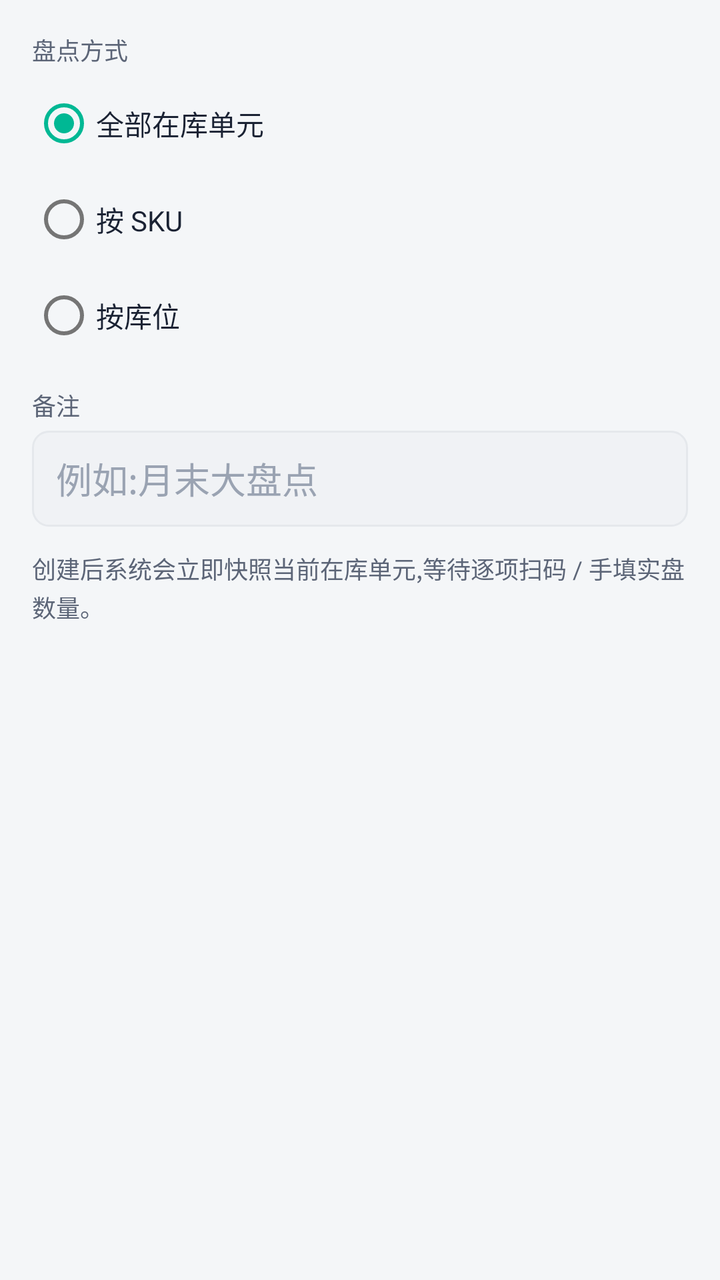
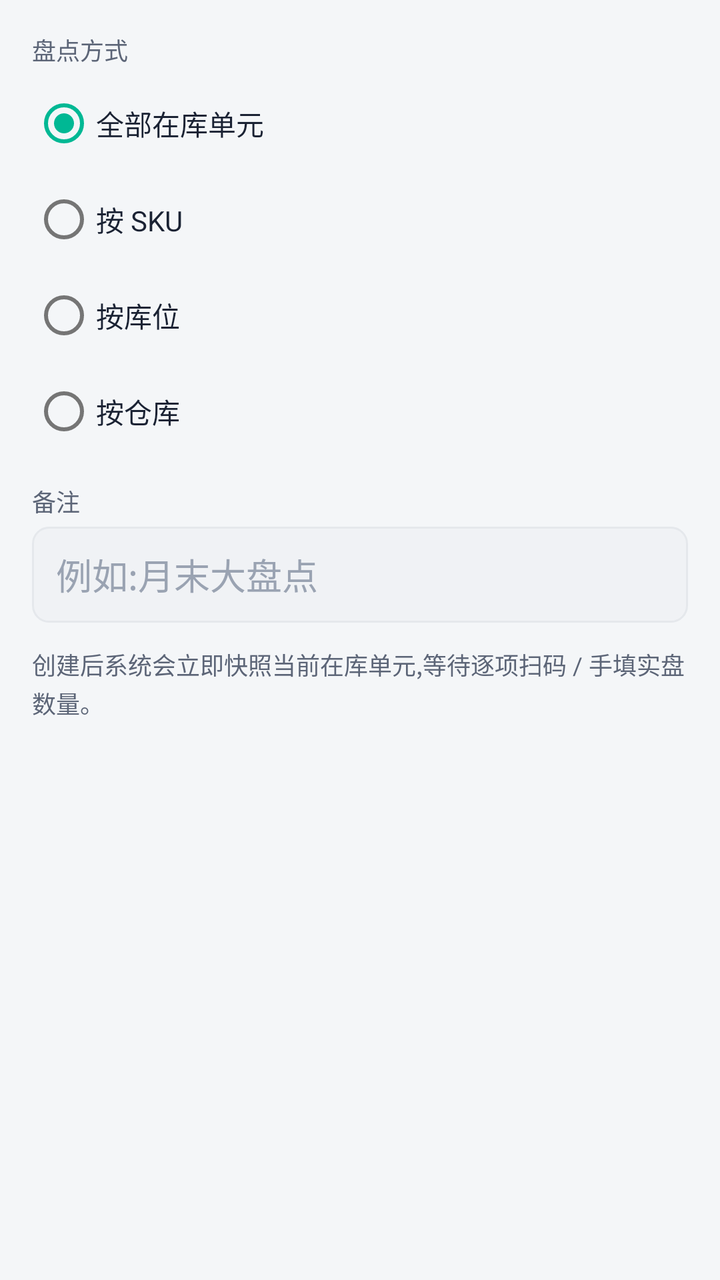

Compare the two renders of this Android layout. The source of the first and the diff that turns it into the second are given below.
<!-- AndroidManifest.xml: application theme Theme.SimpleWmsPda -->
<!-- res/layout/dialog_stocktake_new.xml -->
<?xml version="1.0" encoding="utf-8"?>
<LinearLayout xmlns:android="http://schemas.android.com/apk/res/android"
    android:layout_width="match_parent"
    android:layout_height="wrap_content"
    android:orientation="vertical"
    android:padding="@dimen/space_lg">

    <TextView
        android:layout_width="wrap_content"
        android:layout_height="wrap_content"
        android:text="@string/stocktake_scope"
        style="@style/Text.Caption" />

    <RadioGroup
        android:id="@+id/rg_scope"
        android:layout_width="match_parent"
        android:layout_height="wrap_content"
        android:layout_marginTop="@dimen/space_xs"
        android:orientation="vertical">

        <RadioButton
            android:id="@+id/rb_scope_all"
            android:layout_width="match_parent"
            android:layout_height="wrap_content"
            android:minHeight="@dimen/touch_min"
            android:checked="true"
            android:text="@string/stocktake_scope_all"
            android:textColor="@color/text_primary" />

        <RadioButton
            android:id="@+id/rb_scope_sku"
            android:layout_width="match_parent"
            android:layout_height="wrap_content"
            android:minHeight="@dimen/touch_min"
            android:text="@string/stocktake_scope_sku"
            android:textColor="@color/text_primary" />

        <RadioButton
            android:id="@+id/rb_scope_location"
            android:layout_width="match_parent"
            android:layout_height="wrap_content"
            android:minHeight="@dimen/touch_min"
            android:text="@string/stocktake_scope_location"
            android:textColor="@color/text_primary" />
    </RadioGroup>

    <TextView
        android:id="@+id/tv_keyword_label"
        android:layout_width="wrap_content"
        android:layout_height="wrap_content"
        android:layout_marginTop="@dimen/space_md"
        android:text="@string/stocktake_sku_label"
        android:visibility="gone"
        style="@style/Text.Caption" />

    <EditText
        android:id="@+id/et_keyword"
        android:layout_width="match_parent"
        android:layout_height="@dimen/touch_min"
        android:layout_marginTop="@dimen/space_xs"
        android:background="@drawable/bg_input"
        android:paddingStart="@dimen/space_md"
        android:paddingEnd="@dimen/space_md"
        android:hint="@string/stocktake_sku_hint"
        android:textColor="@color/text_primary"
        android:textColorHint="@color/text_hint"
        android:inputType="text"
        android:visibility="gone" />

    <TextView
        android:id="@+id/tv_warehouse_label"
        android:layout_width="wrap_content"
        android:layout_height="wrap_content"
        android:layout_marginTop="@dimen/space_md"
        android:text="@string/stocktake_warehouse_label"
        android:visibility="gone"
        style="@style/Text.Caption" />

    <Spinner
        android:id="@+id/sp_warehouse"
        android:layout_width="match_parent"
        android:layout_height="@dimen/touch_min"
        android:layout_marginTop="@dimen/space_xs"
        android:background="@drawable/bg_input"
        android:visibility="gone" />

    <TextView
        android:id="@+id/tv_location_label"
        android:layout_width="wrap_content"
        android:layout_height="wrap_content"
        android:layout_marginTop="@dimen/space_md"
        android:text="@string/stocktake_scope_location"
        android:visibility="gone"
        style="@style/Text.Caption" />

    <Spinner
        android:id="@+id/sp_location"
        android:layout_width="match_parent"
        android:layout_height="@dimen/touch_min"
        android:layout_marginTop="@dimen/space_xs"
        android:background="@drawable/bg_input"
        android:visibility="gone" />

    <TextView
        android:layout_width="wrap_content"
        android:layout_height="wrap_content"
        android:layout_marginTop="@dimen/space_md"
        android:text="@string/stocktake_remark"
        style="@style/Text.Caption" />

    <EditText
        android:id="@+id/et_remark"
        android:layout_width="match_parent"
        android:layout_height="@dimen/touch_min"
        android:layout_marginTop="@dimen/space_xs"
        android:background="@drawable/bg_input"
        android:paddingStart="@dimen/space_md"
        android:paddingEnd="@dimen/space_md"
        android:hint="@string/stocktake_remark_hint"
        android:textColor="@color/text_primary"
        android:textColorHint="@color/text_hint"
        android:inputType="text" />

    <TextView
        android:layout_width="wrap_content"
        android:layout_height="wrap_content"
        android:layout_marginTop="@dimen/space_md"
        android:text="@string/stocktake_create_fmt"
        android:lineSpacingExtra="2dp"
        style="@style/Text.Caption" />
</LinearLayout>
<!-- resources referenced by this layout -->
<resources>
  <color name="text_hint">#9AA3B2</color>
  <color name="text_primary">#1A2233</color>
  <dimen name="space_lg">16dp</dimen>
  <dimen name="space_md">12dp</dimen>
  <dimen name="space_xs">4dp</dimen>
  <dimen name="touch_min">48dp</dimen>
  <!-- drawable bg_input (drawable) -->
  <?xml version="1.0" encoding="utf-8"?>
  <shape xmlns:android="http://schemas.android.com/apk/res/android" android:shape="rectangle">
      <solid android:color="@color/bg_subtle" />
      <corners android:radius="8dp" />
      <stroke android:width="1dp" android:color="@color/divider" />
  </shape>
  <string name="stocktake_create_fmt">创建后系统会立即快照当前在库单元,等待逐项扫码 / 手填实盘数量。</string>
  <string name="stocktake_remark">备注</string>
  <string name="stocktake_remark_hint">例如:月末大盘点</string>
  <string name="stocktake_scope">盘点方式</string>
  <string name="stocktake_scope_all">全部在库单元</string>
  <string name="stocktake_scope_location">按库位</string>
  <string name="stocktake_scope_sku">按 SKU</string>
  <string name="stocktake_sku_hint">输入 SKU,多个用逗号分隔(最多 50 个)</string>
  <string name="stocktake_sku_label">SKU</string>
  <string name="stocktake_warehouse_label">仓库</string>
  <style name="Text.Caption">
          <item name="android:textSize">@dimen/text_caption</item>
          <item name="android:textColor">@color/text_secondary</item>
      </style>
  <style name="Theme.SimpleWmsPda" parent="Theme.SimpleWMS" />
  <color name="bg_subtle">#F0F2F5</color>
  <color name="divider">#E5E8EC</color>
  <dimen name="text_caption">12sp</dimen>
  <color name="text_secondary">#5C6577</color>
  <style name="Theme.SimpleWMS" parent="Theme.MaterialComponents.Light.NoActionBar">
          <item name="colorPrimary">@color/primary</item>
          <item name="colorPrimaryDark">@color/primary_dark</item>
          <item name="colorAccent">@color/accent</item>
          <item name="android:windowBackground">@color/bg_page</item>
          <item name="android:statusBarColor">@color/primary_dark</item>
          <item name="android:navigationBarColor">@color/bg_card</item>
          <item name="android:textColorPrimary">@color/text_primary</item>
          <item name="android:textColorSecondary">@color/text_secondary</item>
          <item name="materialButtonStyle">@style/Widget.SimpleWMS.Button</item>
      </style>
  <color name="primary">#1E6BFF</color>
  <color name="primary_dark">#0E4CCB</color>
  <color name="accent">#00B894</color>
  <color name="bg_page">#F4F6F8</color>
  <color name="bg_card">#FFFFFF</color>
  <style name="Widget.SimpleWMS.Button" parent="Widget.MaterialComponents.Button">
          <item name="cornerRadius">@dimen/card_corner</item>
          <item name="android:minHeight">@dimen/touch_min</item>
          <item name="android:textSize">@dimen/text_subtitle</item>
      </style>
  <dimen name="card_corner">12dp</dimen>
  <dimen name="text_subtitle">16sp</dimen>
</resources>

<!-- the commit's change to res/layout/dialog_stocktake_new.xml (unified diff, before → after) -->
@@ -1,131 +1,167 @@
 <?xml version="1.0" encoding="utf-8"?>
-<LinearLayout xmlns:android="http://schemas.android.com/apk/res/android"
+<ScrollView xmlns:android="http://schemas.android.com/apk/res/android"
     android:layout_width="match_parent"
     android:layout_height="wrap_content"
-    android:orientation="vertical"
-    android:padding="@dimen/space_lg">
+    android:fillViewport="true">
 
-    <TextView
-        android:layout_width="wrap_content"
-        android:layout_height="wrap_content"
-        android:text="@string/stocktake_scope"
-        style="@style/Text.Caption" />
-
-    <RadioGroup
-        android:id="@+id/rg_scope"
+    <LinearLayout
         android:layout_width="match_parent"
         android:layout_height="wrap_content"
-        android:layout_marginTop="@dimen/space_xs"
-        android:orientation="vertical">
+        android:orientation="vertical"
+        android:padding="@dimen/space_lg">
 
-        <RadioButton
-            android:id="@+id/rb_scope_all"
+        <TextView
+            android:layout_width="wrap_content"
+            android:layout_height="wrap_content"
+            android:text="@string/stocktake_scope"
+            style="@style/Text.Caption" />
+
+        <RadioGroup
+            android:id="@+id/rg_scope"
             android:layout_width="match_parent"
             android:layout_height="wrap_content"
-            android:minHeight="@dimen/touch_min"
-            android:checked="true"
-            android:text="@string/stocktake_scope_all"
-            android:textColor="@color/text_primary" />
+            android:layout_marginTop="@dimen/space_xs"
+            android:orientation="vertical">
 
-        <RadioButton
-            android:id="@+id/rb_scope_sku"
+            <RadioButton
+                android:id="@+id/rb_scope_all"
+                android:layout_width="match_parent"
+                android:layout_height="wrap_content"
+                android:minHeight="@dimen/touch_min"
+                android:checked="true"
+                android:text="@string/stocktake_scope_all"
+                android:textColor="@color/text_primary" />
+
+            <RadioButton
+                android:id="@+id/rb_scope_sku"
+                android:layout_width="match_parent"
+                android:layout_height="wrap_content"
+                android:minHeight="@dimen/touch_min"
+                android:text="@string/stocktake_scope_sku"
+                android:textColor="@color/text_primary" />
+
+            <RadioButton
+                android:id="@+id/rb_scope_location"
+                android:layout_width="match_parent"
+                android:layout_height="wrap_content"
+                android:minHeight="@dimen/touch_min"
+                android:text="@string/stocktake_scope_location"
+                android:textColor="@color/text_primary" />
+
+            <RadioButton
+                android:id="@+id/rb_scope_warehouse"
+                android:layout_width="match_parent"
+                android:layout_height="wrap_content"
+                android:minHeight="@dimen/touch_min"
+                android:text="@string/stocktake_scope_warehouse"
+                android:textColor="@color/text_primary" />
+        </RadioGroup>
+
+        <TextView
+            android:id="@+id/tv_keyword_label"
+            android:layout_width="wrap_content"
+            android:layout_height="wrap_content"
+            android:layout_marginTop="@dimen/space_md"
+            android:text="@string/stocktake_sku_label"
+            android:visibility="gone"
+            style="@style/Text.Caption" />
+
+        <EditText
+            android:id="@+id/et_keyword"
             android:layout_width="match_parent"
+            android:layout_height="@dimen/touch_min"
+            android:layout_marginTop="@dimen/space_xs"
+            android:background="@drawable/bg_input"
+            android:paddingStart="@dimen/space_md"
+            android:paddingEnd="@dimen/space_md"
+            android:hint="@string/stocktake_sku_hint"
+            android:textColor="@color/text_primary"
+            android:textColorHint="@color/text_hint"
+            android:inputType="text"
+            android:visibility="gone" />
+
+        <TextView
+            android:id="@+id/tv_warehouse_label"
+            android:layout_width="wrap_content"
             android:layout_height="wrap_content"
-            android:minHeight="@dimen/touch_min"
-            android:text="@string/stocktake_scope_sku"
-            android:textColor="@color/text_primary" />
+            android:layout_marginTop="@dimen/space_md"
+            android:text="@string/stocktake_warehouse_label"
+            android:visibility="gone"
+            style="@style/Text.Caption" />
 
-        <RadioButton
-            android:id="@+id/rb_scope_location"
+        <Spinner
+            android:id="@+id/sp_warehouse"
             android:layout_width="match_parent"
+            android:layout_height="@dimen/touch_min"
+            android:layout_marginTop="@dimen/space_xs"
+            android:background="@drawable/bg_input"
+            android:visibility="gone" />
+
+        <TextView
+            android:id="@+id/tv_location_label"
+            android:layout_width="wrap_content"
             android:layout_height="wrap_content"
-            android:minHeight="@dimen/touch_min"
+            android:layout_marginTop="@dimen/space_md"
             android:text="@string/stocktake_scope_location"
-            android:textColor="@color/text_primary" />
-    </RadioGroup>
+            android:visibility="gone"
+            style="@style/Text.Caption" />
 
-    <TextView
-        android:id="@+id/tv_keyword_label"
-        android:layout_width="wrap_content"
-        android:layout_height="wrap_content"
-        android:layout_marginTop="@dimen/space_md"
-        android:text="@string/stocktake_sku_label"
-        android:visibility="gone"
-        style="@style/Text.Caption" />
+        <Spinner
+            android:id="@+id/sp_location"
+            android:layout_width="match_parent"
+            android:layout_height="@dimen/touch_min"
+            android:layout_marginTop="@dimen/space_xs"
+            android:background="@drawable/bg_input"
+            android:visibility="gone" />
 
-    <EditText
-        android:id="@+id/et_keyword"
-        android:layout_width="match_parent"
-        android:layout_height="@dimen/touch_min"
-        android:layout_marginTop="@dimen/space_xs"
-        android:background="@drawable/bg_input"
-        android:paddingStart="@dimen/space_md"
-        android:paddingEnd="@dimen/space_md"
-        android:hint="@string/stocktake_sku_hint"
-        android:textColor="@color/text_primary"
-        android:textColorHint="@color/text_hint"
-        android:inputType="text"
-        android:visibility="gone" />
+        <TextView
+            android:id="@+id/tv_multi_loc_label"
+            android:layout_width="wrap_content"
+            android:layout_height="wrap_content"
+            android:layout_marginTop="@dimen/space_md"
+            android:text="@string/stocktake_multi_loc_label"
+            android:visibility="gone"
+            style="@style/Text.Caption" />
 
-    <TextView
-        android:id="@+id/tv_warehouse_label"
-        android:layout_width="wrap_content"
-        android:layout_height="wrap_content"
-        android:layout_marginTop="@dimen/space_md"
-        android:text="@string/stocktake_warehouse_label"
-        android:visibility="gone"
-        style="@style/Text.Caption" />
+        <TextView
+            android:id="@+id/tv_multi_loc_value"
+            android:layout_width="match_parent"
+            android:layout_height="@dimen/touch_min"
+            android:layout_marginTop="@dimen/space_xs"
+            android:background="@drawable/bg_input"
+            android:gravity="center_vertical"
+            android:paddingStart="@dimen/space_md"
+            android:paddingEnd="@dimen/space_md"
+            android:text="@string/stocktake_multi_loc_all"
+            android:textColor="@color/text_primary"
+            android:visibility="gone" />
 
-    <Spinner
-        android:id="@+id/sp_warehouse"
-        android:layout_width="match_parent"
-        android:layout_height="@dimen/touch_min"
-        android:layout_marginTop="@dimen/space_xs"
-        android:background="@drawable/bg_input"
-        android:visibility="gone" />
+        <TextView
+            android:layout_width="wrap_content"
+            android:layout_height="wrap_content"
+            android:layout_marginTop="@dimen/space_md"
+            android:text="@string/stocktake_remark"
+            style="@style/Text.Caption" />
 
-    <TextView
-        android:id="@+id/tv_location_label"
-        android:layout_width="wrap_content"
-        android:layout_height="wrap_content"
-        android:layout_marginTop="@dimen/space_md"
-        android:text="@string/stocktake_scope_location"
-        android:visibility="gone"
-        style="@style/Text.Caption" />
+        <EditText
+            android:id="@+id/et_remark"
+            android:layout_width="match_parent"
+            android:layout_height="@dimen/touch_min"
+            android:layout_marginTop="@dimen/space_xs"
+            android:background="@drawable/bg_input"
+            android:paddingStart="@dimen/space_md"
+            android:paddingEnd="@dimen/space_md"
+            android:hint="@string/stocktake_remark_hint"
+            android:textColor="@color/text_primary"
+            android:textColorHint="@color/text_hint"
+            android:inputType="text" />
 
-    <Spinner
-        android:id="@+id/sp_location"
-        android:layout_width="match_parent"
-        android:layout_height="@dimen/touch_min"
-        android:layout_marginTop="@dimen/space_xs"
-        android:background="@drawable/bg_input"
-        android:visibility="gone" />
-
-    <TextView
-        android:layout_width="wrap_content"
-        android:layout_height="wrap_content"
-        android:layout_marginTop="@dimen/space_md"
-        android:text="@string/stocktake_remark"
-        style="@style/Text.Caption" />
-
-    <EditText
-        android:id="@+id/et_remark"
-        android:layout_width="match_parent"
-        android:layout_height="@dimen/touch_min"
-        android:layout_marginTop="@dimen/space_xs"
-        android:background="@drawable/bg_input"
-        android:paddingStart="@dimen/space_md"
-        android:paddingEnd="@dimen/space_md"
-        android:hint="@string/stocktake_remark_hint"
-        android:textColor="@color/text_primary"
-        android:textColorHint="@color/text_hint"
-        android:inputType="text" />
-
-    <TextView
-        android:layout_width="wrap_content"
-        android:layout_height="wrap_content"
-        android:layout_marginTop="@dimen/space_md"
-        android:text="@string/stocktake_create_fmt"
-        android:lineSpacingExtra="2dp"
-        style="@style/Text.Caption" />
-</LinearLayout>
+        <TextView
+            android:layout_width="wrap_content"
+            android:layout_height="wrap_content"
+            android:layout_marginTop="@dimen/space_md"
+            android:text="@string/stocktake_create_fmt"
+            android:lineSpacingExtra="2dp"
+            style="@style/Text.Caption" />
+    </LinearLayout>
+</ScrollView>
<!-- resource entries referenced after the edit -->
@@ -14,12 +14,15 @@
       <stroke android:width="1dp" android:color="@color/divider" />
   </shape>
   <string name="stocktake_create_fmt">创建后系统会立即快照当前在库单元,等待逐项扫码 / 手填实盘数量。</string>
+  <string name="stocktake_multi_loc_all">全部库位(点此选择)</string>
+  <string name="stocktake_multi_loc_label">限定库位(可多选)</string>
   <string name="stocktake_remark">备注</string>
   <string name="stocktake_remark_hint">例如:月末大盘点</string>
   <string name="stocktake_scope">盘点方式</string>
   <string name="stocktake_scope_all">全部在库单元</string>
   <string name="stocktake_scope_location">按库位</string>
   <string name="stocktake_scope_sku">按 SKU</string>
+  <string name="stocktake_scope_warehouse">按仓库</string>
   <string name="stocktake_sku_hint">输入 SKU,多个用逗号分隔(最多 50 个)</string>
   <string name="stocktake_sku_label">SKU</string>
   <string name="stocktake_warehouse_label">仓库</string>
